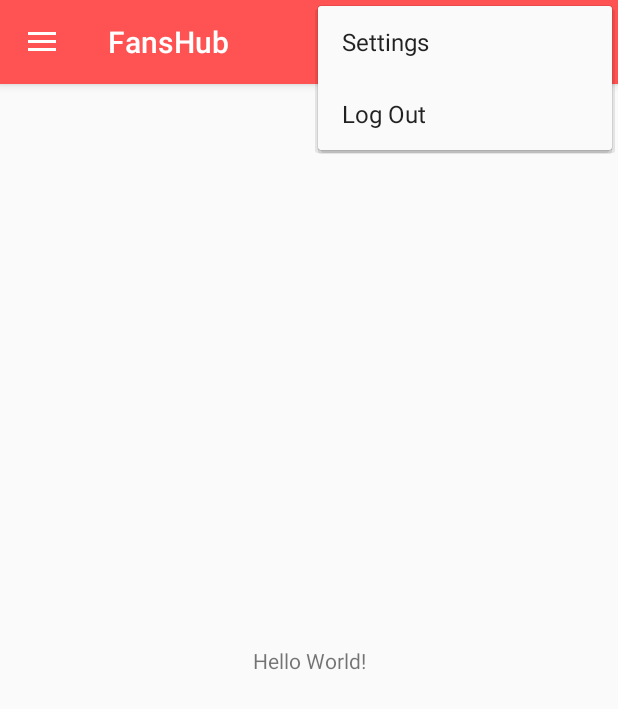
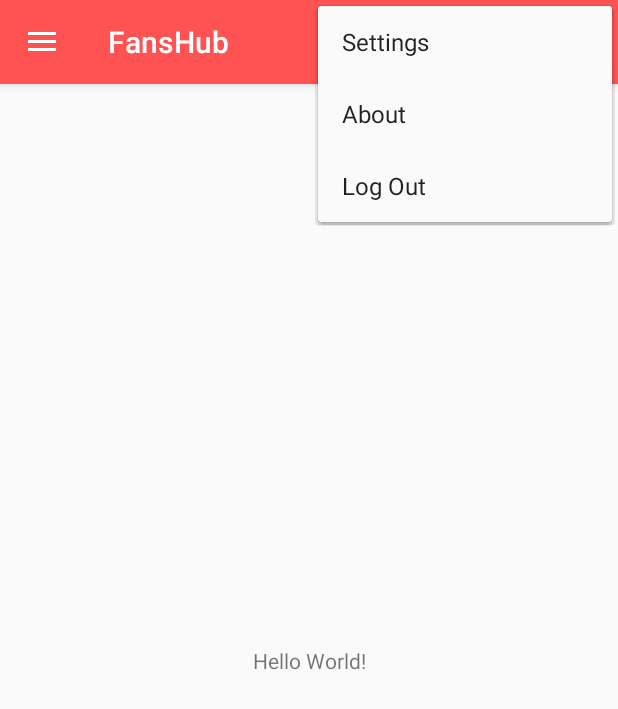
Before and after one commit to prasanna189/FansHub, an Android app: the MainActivity screen opened directly, with no data from a screen before it, with the options menu open, on a phone screen of 412 x 824 dp. Shown: the top 709 px of the screen. Run offline under Robolectric (Android 15) with nearby library versions, the phone set to English and light mode, and no system bars; our stand-ins replace Firebase (no records; nobody signed in at launch, a user with empty details on screens opened directly); libraries missing offline, so code that uses them is left out: com.firebase.ui.

```diff
--- a/app/src/main/res/menu/main.xml
+++ b/app/src/main/res/menu/main.xml
@@ -8,8 +8,14 @@
         app:showAsAction="never" />
 
     <item
+        android:id="@+id/action_showversion"
+        android:orderInCategory="101"
+        android:title="@string/about"
+        app:showAsAction="never" />
+
+    <item
         android:id="@+id/action_logout"
-        android:orderInCategory="101"
+        android:orderInCategory="102"
         android:title="@string/action_logout"
         app:showAsAction="never" />
 
--- a/app/src/main/res/values/strings.xml
+++ b/app/src/main/res/values/strings.xml
@@ -9,4 +9,7 @@
     <string name="userrole">fan</string>
     <string name="useremail">fan@fan.com</string>
     <string name="send_feedback">Send Feedback</string>
+    <string name="about">About</string>
+    <string name="ok">OK</string>
+    <string name="version">Version</string>
 </resources>
```
Also changed, not shown: app/src/main/java/com/dev/fans/fanshub/MainActivity.java (+37 -0 lines).
